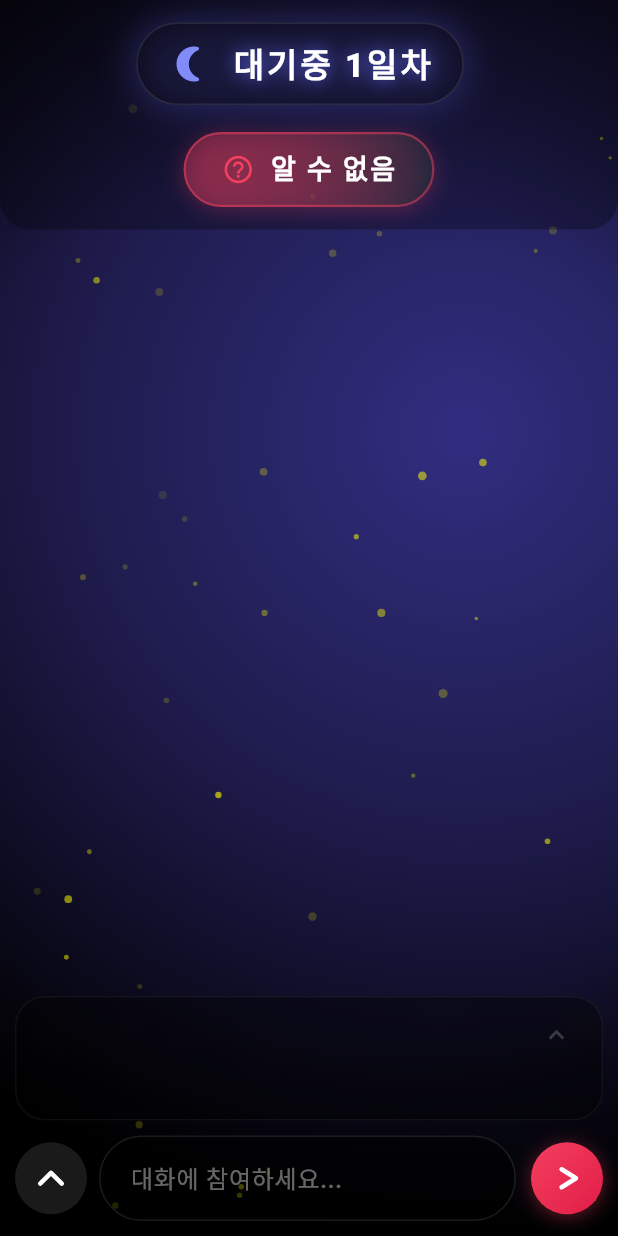
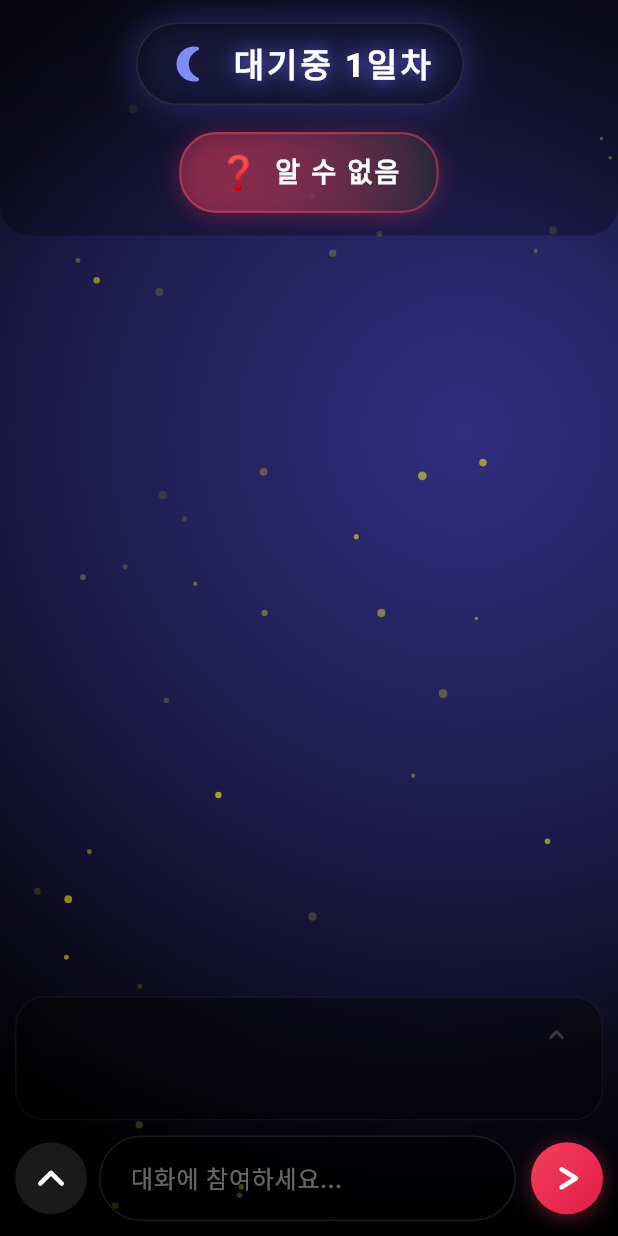
Before and after one commit to lakatos8786/mafia_client, a Flutter app: the GameScreen screen opened directly, on a phone screen of 412 x 824 dp. Run offline on Flutter 3.47's test engine with Material 3 defaults, Android fonts, the phone set to English and light mode, and no system bars; our stand-ins replace animate_do, google_fonts, socket_io_client; network calls fail.

Commit message:
1차완성

```diff
--- a/lib/widgets/game_header.dart
+++ b/lib/widgets/game_header.dart
@@ -141,10 +141,12 @@ class GameHeader extends StatelessWidget {
               child: Row(
                 mainAxisSize: MainAxisSize.min,
                 children: [
-                  Icon(
-                    _getRoleIcon(game.myRoleEnum),
-                    color: _getRoleColor(game.myRoleEnum),
-                    size: 22,
+                  Text(
+                    _getRoleEmoji(game.myRoleEnum),
+                    style: TextStyle(
+                      fontSize: 22,
+                      color: _getRoleColor(game.myRoleEnum),
+                    ),
                   ),
                   const SizedBox(width: 10),
                   Text(
@@ -180,18 +182,18 @@ class GameHeader extends StatelessWidget {
     }
   }
 
-  IconData _getRoleIcon(GameRole? role) {
+  String _getRoleEmoji(GameRole? role) {
     switch (role) {
       case GameRole.mafia:
-        return Icons.theater_comedy; // Mask icon - represents deception
+        return '🕶️'; // Sunglasses - cool and mysterious
       case GameRole.doctor:
-        return Icons.medical_services;
+        return '💉'; // Syringe
       case GameRole.police:
-        return Icons.local_police; // Shield with star
+        return '🚨'; // Police siren
       case GameRole.citizen:
-        return Icons.person;
+        return '👤'; // Person silhouette
       default:
-        return Icons.help_outline;
+        return '❓'; // Question mark for unknown
     }
   }
 }
```
Also changed, not shown: lib/screens/lobby_screen.dart (+4 -31 lines), lib/widgets/game_result_overlay.dart (+11 -9 lines), lib/widgets/role_reveal_modal.dart (+8 -9 lines).
